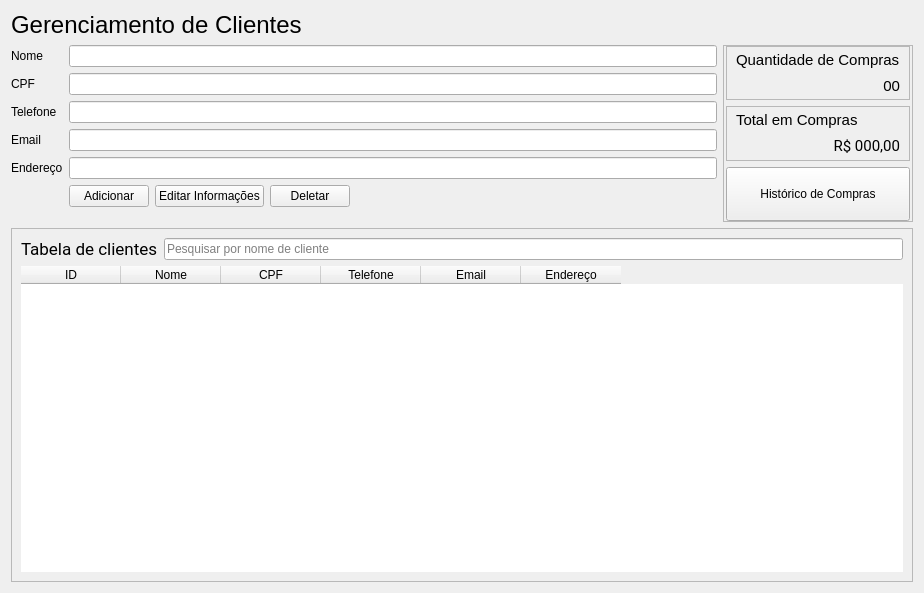
The window that view/management UIs/customers_management.ui (PedroGregori/Projeto_Integrador--SENAC_BA-2022) describes before a commit, drawn with Qt 5.
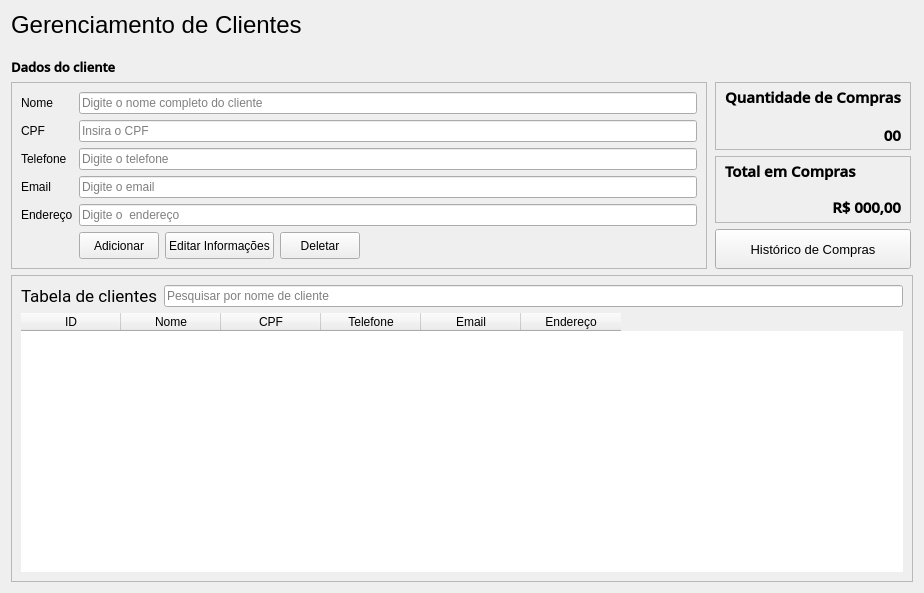
The same window after the commit.

```diff
--- a/view/management UIs/customers_management.ui
+++ b/view/management UIs/customers_management.ui
@@ -27,12 +27,56 @@
      </property>
     </widget>
    </item>
+   <item>
+    <spacer name="verticalSpacer">
+     <property name="orientation">
+      <enum>Qt::Vertical</enum>
+     </property>
+     <property name="sizeType">
+      <enum>QSizePolicy::Preferred</enum>
+     </property>
+     <property name="sizeHint" stdset="0">
+      <size>
+       <width>20</width>
+       <height>13</height>
+      </size>
+     </property>
+    </spacer>
+   </item>
+   <item>
+    <widget class="QLabel" name="label">
+     <property name="font">
+      <font>
+       <family>Open Sans SemiBold</family>
+       <pointsize>10</pointsize>
+       <weight>75</weight>
+       <bold>true</bold>
+      </font>
+     </property>
+     <property name="text">
+      <string>Dados do cliente</string>
+     </property>
+    </widget>
+   </item>
    <item>
     <layout class="QHBoxLayout" name="horizontalLayout_3">
      <item>
+      <widget class="QFrame" name="">
+       <property name="frameShape">
+        <enum>QFrame::StyledPanel</enum>
+       </property>
       <layout class="QFormLayout" name="formLayout">
+        <property name="leftMargin">
+         <number>9</number>
+        </property>
+        <property name="topMargin">
+         <number>9</number>
+        </property>
+        <property name="rightMargin">
+         <number>9</number>
+        </property>
        <property name="bottomMargin">
-        <number>15</number>
+         <number>9</number>
        </property>
        <item row="0" column="0">
         <widget class="QLabel" name="nameLabel">
@@ -47,7 +91,11 @@
         </widget>
        </item>
        <item row="0" column="1">
-        <widget class="QLineEdit" name="name"/>
+         <widget class="QLineEdit" name="name">
+          <property name="placeholderText">
+           <string>Digite o nome completo do cliente</string>
+          </property>
+         </widget>
        </item>
        <item row="1" column="0">
         <widget class="QLabel" name="CPFLabel">
@@ -62,7 +110,14 @@
         </widget>
        </item>
        <item row="1" column="1">
-        <widget class="QLineEdit" name="cpf"/>
+         <widget class="QLineEdit" name="cpf">
+          <property name="maxLength">
+           <number>11</number>
+          </property>
+          <property name="placeholderText">
+           <string>Insira o CPF</string>
+          </property>
+         </widget>
        </item>
        <item row="2" column="0">
         <widget class="QLabel" name="telefoneLabel">
@@ -77,7 +132,17 @@
         </widget>
        </item>
        <item row="2" column="1">
-        <widget class="QLineEdit" name="phone"/>
+         <widget class="QLineEdit" name="phone">
+          <property name="inputMask">
+           <string/>
+          </property>
+          <property name="maxLength">
+           <number>11</number>
+          </property>
+          <property name="placeholderText">
+           <string>Digite o telefone</string>
+          </property>
+         </widget>
        </item>
        <item row="3" column="0">
         <widget class="QLabel" name="emailLabel">
@@ -92,7 +157,11 @@
         </widget>
        </item>
        <item row="3" column="1">
-        <widget class="QLineEdit" name="email"/>
+         <widget class="QLineEdit" name="email">
+          <property name="placeholderText">
+           <string>Digite o email</string>
+          </property>
+         </widget>
        </item>
        <item row="4" column="0">
         <widget class="QLabel" name="addressLabel">
@@ -107,12 +176,27 @@
         </widget>
        </item>
        <item row="4" column="1">
-        <widget class="QLineEdit" name="address"/>
+         <widget class="QLineEdit" name="address">
+          <property name="placeholderText">
+           <string>Digite o  endereço</string>
+          </property>
+         </widget>
        </item>
        <item row="5" column="1">
         <layout class="QHBoxLayout" name="horizontalLayout">
          <item>
           <widget class="QPushButton" name="Btn_Add">
+            <property name="minimumSize">
+             <size>
+              <width>0</width>
+              <height>27</height>
+             </size>
+            </property>
+            <property name="font">
+             <font>
+              <pointsize>9</pointsize>
+             </font>
+            </property>
            <property name="text">
             <string>Adicionar</string>
            </property>
@@ -120,6 +204,17 @@
          </item>
          <item>
           <widget class="QPushButton" name="Btn_Edit">
+            <property name="minimumSize">
+             <size>
+              <width>0</width>
+              <height>27</height>
+             </size>
+            </property>
+            <property name="font">
+             <font>
+              <pointsize>9</pointsize>
+             </font>
+            </property>
            <property name="text">
             <string>Editar Informações</string>
            </property>
@@ -127,6 +222,17 @@
          </item>
          <item>
           <widget class="QPushButton" name="Btn_Delete">
+            <property name="minimumSize">
+             <size>
+              <width>0</width>
+              <height>27</height>
+             </size>
+            </property>
+            <property name="font">
+             <font>
+              <pointsize>9</pointsize>
+             </font>
+            </property>
            <property name="text">
             <string>Deletar</string>
            </property>
@@ -148,11 +254,12 @@
         </layout>
        </item>
       </layout>
+      </widget>
      </item>
      <item>
       <widget class="QFrame" name="frame_purchasesData">
        <property name="frameShape">
-        <enum>QFrame::StyledPanel</enum>
+        <enum>QFrame::NoFrame</enum>
        </property>
        <property name="frameShadow">
         <enum>QFrame::Raised</enum>
@@ -180,7 +287,7 @@
           </property>
           <layout class="QVBoxLayout" name="verticalLayout_3">
            <property name="spacing">
-            <number>0</number>
+            <number>10</number>
            </property>
            <property name="topMargin">
             <number>0</number>
@@ -192,7 +299,10 @@
             <widget class="QLabel" name="quantity_of_purchases">
              <property name="font">
               <font>
+               <family>Open Sans SemiBold</family>
                <pointsize>11</pointsize>
+               <weight>75</weight>
+               <bold>true</bold>
               </font>
              </property>
              <property name="text">
@@ -204,7 +314,10 @@
             <widget class="QLabel" name="quantity">
              <property name="font">
               <font>
+               <family>Open Sans SemiBold</family>
                <pointsize>11</pointsize>
+               <weight>75</weight>
+               <bold>true</bold>
               </font>
              </property>
              <property name="text">
@@ -228,7 +341,7 @@
           </property>
           <layout class="QVBoxLayout" name="verticalLayout_4">
            <property name="spacing">
-            <number>0</number>
+            <number>10</number>
            </property>
            <property name="topMargin">
             <number>0</number>
@@ -240,7 +353,10 @@
             <widget class="QLabel" name="total_purchases">
              <property name="font">
               <font>
+               <family>Open Sans SemiBold</family>
                <pointsize>11</pointsize>
+               <weight>75</weight>
+               <bold>true</bold>
               </font>
              </property>
              <property name="text">
@@ -252,8 +368,10 @@
             <widget class="QLabel" name="value">
              <property name="font">
               <font>
-               <family>Roboto</family>
+               <family>Open Sans SemiBold</family>
                <pointsize>11</pointsize>
+               <weight>75</weight>
+               <bold>true</bold>
               </font>
              </property>
              <property name="text">
@@ -271,12 +389,23 @@
          <layout class="QHBoxLayout" name="horizontalLayout_2">
           <item>
            <widget class="QPushButton" name="Btn_History">
+            <property name="minimumSize">
+             <size>
+              <width>0</width>
+              <height>40</height>
+             </size>
+            </property>
             <property name="maximumSize">
              <size>
               <width>16777215</width>
-              <height>16777213</height>
+              <height>16777215</height>
              </size>
             </property>
+            <property name="font">
+             <font>
+              <pointsize>10</pointsize>
+             </font>
+            </property>
             <property name="text">
              <string>Histórico de Compras</string>
             </property>
```
Left out of the diff: 2 changed lines with no effect on the pictures. Lines whose indentation alone changed are shown as unchanged.
